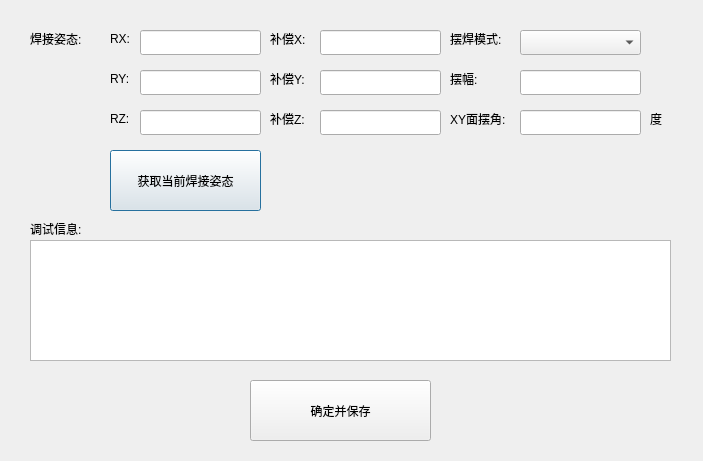
The window that setcraft0dlg.ui (qubo188612/qtwelding) describes before a commit, drawn with Qt 5.
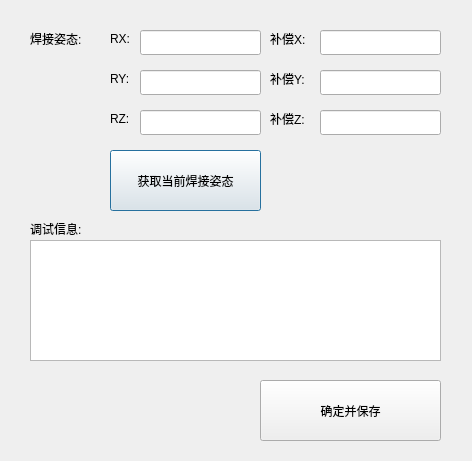
The same window after the commit.

```diff
--- a/setcraft0dlg.ui
+++ b/setcraft0dlg.ui
@@ -6,7 +6,7 @@
    <rect>
     <x>0</x>
     <y>0</y>
-    <width>703</width>
+    <width>472</width>
     <height>461</height>
    </rect>
   </property>
@@ -83,7 +83,7 @@
     <rect>
      <x>30</x>
      <y>240</y>
-     <width>641</width>
+     <width>411</width>
      <height>121</height>
     </rect>
    </property>
@@ -101,79 +101,10 @@
     <string>调试信息:</string>
    </property>
   </widget>
-  <widget class="QComboBox" name="comboBox_pendulum_mode">
-   <property name="geometry">
-    <rect>
-     <x>520</x>
-     <y>30</y>
-     <width>121</width>
-     <height>25</height>
-    </rect>
-   </property>
-  </widget>
-  <widget class="QLabel" name="label_9">
-   <property name="geometry">
-    <rect>
-     <x>450</x>
-     <y>30</y>
-     <width>67</width>
-     <height>17</height>
-    </rect>
-   </property>
-   <property name="text">
-    <string>摆焊模式:</string>
-   </property>
-  </widget>
-  <widget class="QLabel" name="label_10">
-   <property name="geometry">
-    <rect>
-     <x>450</x>
-     <y>70</y>
-     <width>41</width>
-     <height>17</height>
-    </rect>
-   </property>
-   <property name="text">
-    <string>摆幅:</string>
-   </property>
-  </widget>
-  <widget class="QLineEdit" name="lineEdit_pendulum_swing">
-   <property name="geometry">
-    <rect>
-     <x>520</x>
-     <y>70</y>
-     <width>121</width>
-     <height>25</height>
-    </rect>
-   </property>
-  </widget>
-  <widget class="QLabel" name="label_11">
-   <property name="geometry">
-    <rect>
-     <x>450</x>
-     <y>110</y>
-     <width>71</width>
-     <height>17</height>
-    </rect>
-   </property>
-   <property name="text">
-    <string>XY面摆角:</string>
-   </property>
-  </widget>
-  <widget class="QLineEdit" name="lineEdit_pendulum_phaseangle">
-   <property name="geometry">
-    <rect>
-     <x>520</x>
-     <y>110</y>
-     <width>121</width>
-     <height>25</height>
-    </rect>
-   </property>
-  </widget>
   <widget class="QPushButton" name="pushButton_2">
    <property name="geometry">
     <rect>
-     <x>250</x>
+     <x>260</x>
      <y>380</y>
      <width>181</width>
      <height>61</height>
@@ -183,19 +114,6 @@
     <string>确定并保存</string>
    </property>
   </widget>
-  <widget class="QLabel" name="label_12">
-   <property name="geometry">
-    <rect>
-     <x>650</x>
-     <y>110</y>
-     <width>21</width>
-     <height>17</height>
-    </rect>
-   </property>
-   <property name="text">
-    <string>度</string>
-   </property>
-  </widget>
   <widget class="QLineEdit" name="lineEdit_RX">
    <property name="geometry">
     <rect>
```
